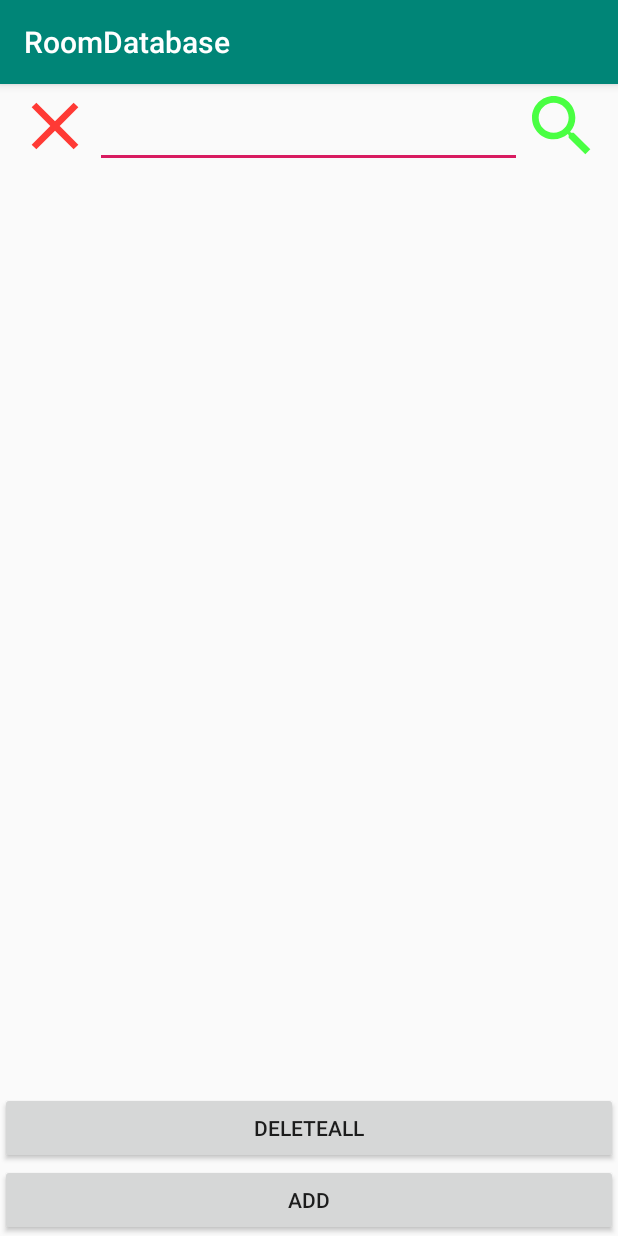
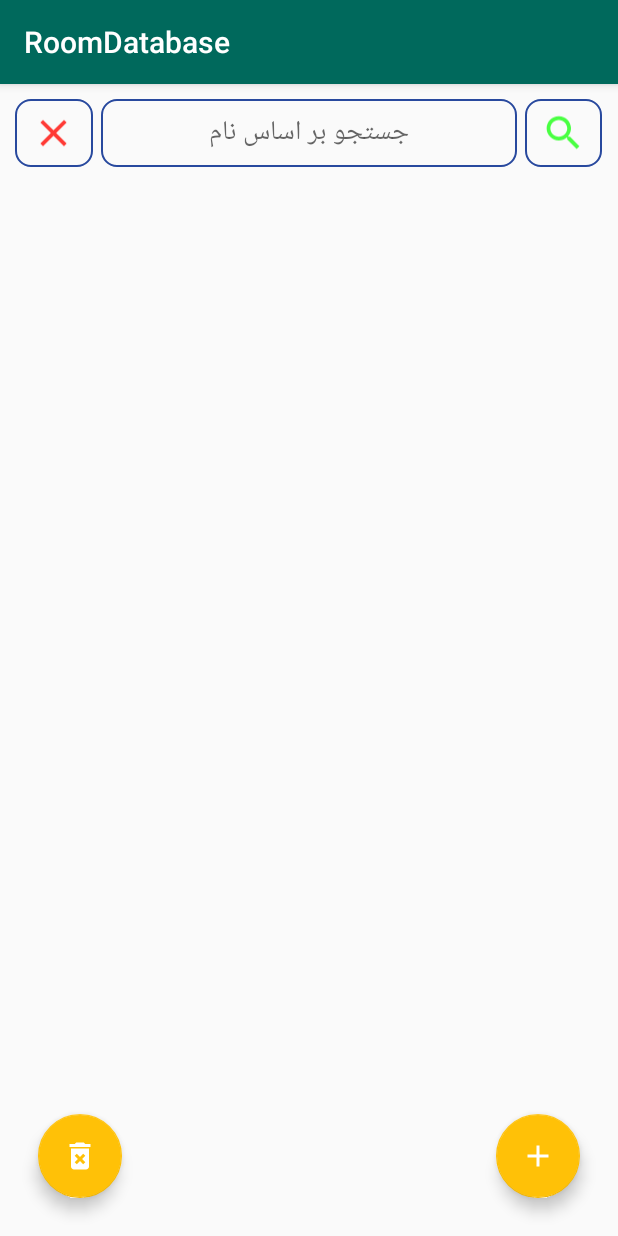
Before and after one commit to mosayeb-masoumi/RoomDatabase, an Android app: the screen it shows after launch (MainActivity), on a phone screen of 412 x 824 dp. Run offline under Robolectric (Android 15) with nearby library versions, the phone set to English and light mode, and no system bars; our stand-ins replace Room's generated code.

Commit message:
add some ui features

```diff
--- a/app/src/main/java/com/example/roomdatabase/Adapter.java
+++ b/app/src/main/java/com/example/roomdatabase/Adapter.java
@@ -59,7 +59,8 @@ public class Adapter extends RecyclerView.Adapter<Adapter.ViewHolder> {
            public void onClick(View view) {
 
                AlertDialog.Builder builder= new AlertDialog.Builder(context);
-               builder.setMessage(  "آیا مایلید برای حذف یا آپدیت"+ " "+personModels.get(position).getName());
+//               builder.setTitle("حذف یا آپدیت"+ " "+personModels.get(position).getName());
+               builder.setMessage("حذف یا آپدیت"+ " "+personModels.get(position).getName());
                builder.setPositiveButton("حذف", new DialogInterface.OnClickListener() {
                    @Override
                    public void onClick(DialogInterface dialogInterface, int i) {
--- a/app/src/main/java/com/example/roomdatabase/MainActivity.java
+++ b/app/src/main/java/com/example/roomdatabase/MainActivity.java
@@ -3,6 +3,7 @@ package com.example.roomdatabase;
 import android.arch.persistence.room.Room;
 import android.content.Context;
 import android.content.Intent;
+import android.support.design.widget.FloatingActionButton;
 import android.support.v7.app.AppCompatActivity;
 import android.os.Bundle;
 import android.support.v7.widget.LinearLayoutManager;
@@ -11,6 +12,7 @@ import android.view.View;
 import android.widget.Button;
 import android.widget.EditText;
 import android.widget.ImageView;
+import android.widget.RelativeLayout;
 import android.widget.Toast;
 
 import com.example.roomdatabase.database.AppDatabase;
@@ -26,20 +28,42 @@ public class MainActivity extends AppCompatActivity {
     Adapter adapter;
     List<PersonModel> personModel;
     Context context;
+    EditText edt_search;
+    RelativeLayout rl_cancel_search ,rl_search;
+    FloatingActionButton fab_add,fab_delete;
 
-    EditText edt_search;
-    ImageView img_search , img_cancel_search;
-
-    Button btn_add_Main , btn_deleteAll;
     @Override
     protected void onCreate(Bundle savedInstanceState) {
         super.onCreate(savedInstanceState);
         setContentView(R.layout.activity_main);
+        context=this;
+        init();
 
-        context=this;
+// to hidden FAB while swiping recyclerView
+        recyclerView.addOnScrollListener(new RecyclerView.OnScrollListener(){
+            @Override
+            public void onScrolled(RecyclerView recyclerView, int dx, int dy){
 
-        btn_add_Main=findViewById(R.id.btn_add_Main);
-        btn_add_Main.setOnClickListener(new View.OnClickListener() {
+                if (dy > 0 ||dy<0 && fab_add.isShown() && fab_delete.isShown()){
+                    fab_add.hide();
+                    fab_delete.hide();
+                }
+            }
+
+            @Override
+            public void onScrollStateChanged(RecyclerView recyclerView, int newState) {
+
+                if (newState == RecyclerView.SCROLL_STATE_IDLE){
+                    fab_add.show();
+                    fab_delete.show();
+                }
+                super.onScrollStateChanged(recyclerView, newState);
+            }
+        });
+
+
+
+        fab_add.setOnClickListener(new View.OnClickListener() {
             @Override
             public void onClick(View view) {
                 App.btnAddClickedMain = true;
@@ -48,50 +72,39 @@ public class MainActivity extends AppCompatActivity {
             }
         });
 
+        fab_delete.setOnClickListener(new View.OnClickListener() {
+            @Override
+            public void onClick(View view) {
+                db.personDao().deleteAll(personModel);
+                refreshList();
+            }
+        });
 
-//        recyclerView=findViewById(R.id.recyclerview);
 
         refreshList();
 
 
-
-        edt_search=findViewById(R.id.edt_search);
-        img_search=findViewById(R.id.imgSearch);
-         img_search.setOnClickListener(new View.OnClickListener() {
+         rl_search.setOnClickListener(new View.OnClickListener() {
              @Override
              public void onClick(View view) {
 
                  personModel = db.personDao().findProduct(edt_search.getText().toString());
-
                  adapter = new Adapter(db,personModel, context);
                  recyclerView.setAdapter(adapter);
-                 Toast.makeText(MainActivity.this, personModel.size() + " کارمند پیدا شد", Toast.LENGTH_SHORT).show();
+                 Toast.makeText(MainActivity.this, personModel.size() + " مورد پیدا شد", Toast.LENGTH_SHORT).show();
              }
          });
 
 
-         btn_deleteAll = findViewById(R.id.btn_deleteAll_Main);
-         btn_deleteAll.setOnClickListener(new View.OnClickListener() {
-             @Override
-             public void onClick(View view) {
-
-                 db.personDao().deleteAll(personModel);
-                 refreshList();
-        }
-         });
-
-
-
-         img_cancel_search=findViewById(R.id.img_cancel_search);
-         img_cancel_search.setOnClickListener(new View.OnClickListener() {
+        rl_cancel_search.setOnClickListener(new View.OnClickListener() {
              @Override
              public void onClick(View view) {
                  edt_search.setText("");
                  refreshList();
              }
          });
+    }
 
-    }
 
     public void refreshList() {
 
@@ -101,25 +114,20 @@ public class MainActivity extends AppCompatActivity {
 
         personModel = db.personDao().getAllPersons();
 
-        recyclerView=findViewById(R.id.recyclerview);
         recyclerView.setLayoutManager(new LinearLayoutManager(this));
         RecyclerView.LayoutManager layoutManager = new LinearLayoutManager(context);
         recyclerView.setLayoutManager(layoutManager);
         adapter=new Adapter(db,personModel , context);
         recyclerView.setAdapter(adapter);
-
     }
 
-//    public void updatePerson(int position) {
-//      Intent intent= new Intent(context,AddActivity.class);
-//      intent.putExtra("position",position);
-//
-//      startActivity(intent);
-//
-//    }
 
-
-
-
-
+    private void init() {
+        recyclerView=findViewById(R.id.recyclerview);
+        fab_add=findViewById(R.id.fab_Add);
+        fab_delete=findViewById(R.id.fab_delete);
+        edt_search=findViewById(R.id.edt_search);
+        rl_search=findViewById(R.id.rl_search);
+        rl_cancel_search=findViewById(R.id.rl_cancel_search);
+    }
 }
--- a/app/src/main/java/com/example/roomdatabase/database/AppDatabase.java
+++ b/app/src/main/java/com/example/roomdatabase/database/AppDatabase.java
@@ -3,12 +3,10 @@ package com.example.roomdatabase.database;
 import android.arch.persistence.room.Database;
 import android.arch.persistence.room.RoomDatabase;
 
-@Database(entities = {PersonModel.class} , version = 1)
+@Database(entities = {PersonModel.class} , version = 1 , exportSchema = false)
 public abstract class AppDatabase extends RoomDatabase {
 
     public abstract PersonDao personDao();
-
-
 
 
 //    private static AppDatabase INSTANCE;
--- /dev/null
+++ b/app/src/main/res/drawable/ic_add.xml
@@ -0,0 +1,5 @@
+<vector android:height="24dp" android:tint="#FFFFFF"
+    android:viewportHeight="24.0" android:viewportWidth="24.0"
+    android:width="24dp" xmlns:android="http://schemas.android.com/apk/res/android">
+    <path android:fillColor="#FF000000" android:pathData="M19,13h-6v6h-2v-6H5v-2h6V5h2v6h6v2z"/>
+</vector>
--- a/app/src/main/res/drawable/ic_clear.xml
+++ b/app/src/main/res/drawable/ic_clear.xml
@@ -1,5 +1,5 @@
-<vector android:height="16dp" android:tint="#FF3A35"
+<vector android:height="10dp" android:tint="#FF3A35"
     android:viewportHeight="24.0" android:viewportWidth="24.0"
-    android:width="16dp" xmlns:android="http://schemas.android.com/apk/res/android">
+    android:width="10dp" xmlns:android="http://schemas.android.com/apk/res/android">
     <path android:fillColor="#FF000000" android:pathData="M19,6.41L17.59,5 12,10.59 6.41,5 5,6.41 10.59,12 5,17.59 6.41,19 12,13.41 17.59,19 19,17.59 13.41,12z"/>
 </vector>
--- /dev/null
+++ b/app/src/main/res/drawable/ic_delete.xml
@@ -0,0 +1,5 @@
+<vector android:height="24dp" android:tint="#FFFFFF"
+    android:viewportHeight="24.0" android:viewportWidth="24.0"
+    android:width="24dp" xmlns:android="http://schemas.android.com/apk/res/android">
+    <path android:fillColor="#FF000000" android:pathData="M6,19c0,1.1 0.9,2 2,2h8c1.1,0 2,-0.9 2,-2L18,7L6,7v12zM8.46,11.88l1.41,-1.41L12,12.59l2.12,-2.12 1.41,1.41L13.41,14l2.12,2.12 -1.41,1.41L12,15.41l-2.12,2.12 -1.41,-1.41L10.59,14l-2.13,-2.12zM15.5,4l-1,-1h-5l-1,1L5,4v2h14L19,4z"/>
+</vector>
--- /dev/null
+++ b/app/src/main/res/drawable/shape.xml
@@ -0,0 +1,7 @@
+<?xml version="1.0" encoding="utf-8"?>
+<shape android:shape="rectangle"    xmlns:android="http://schemas.android.com/apk/res/android">
+
+    <corners android:radius="10dp" />
+    <stroke android:color="#28499E" android:width="1dp"/>
+
+</shape>
--- a/app/src/main/res/layout/activity_main.xml
+++ b/app/src/main/res/layout/activity_main.xml
@@ -1,7 +1,6 @@
 <?xml version="1.0" encoding="utf-8"?>
 <RelativeLayout
     xmlns:android="http://schemas.android.com/apk/res/android"
-    xmlns:app="http://schemas.android.com/apk/res-auto"
     xmlns:tools="http://schemas.android.com/tools"
     android:layout_width="match_parent"
     android:layout_height="match_parent"
@@ -10,52 +9,84 @@
     <LinearLayout
         android:layout_width="match_parent"
         android:id="@+id/ll_search"
+        android:layout_marginTop="10dp"
         android:paddingEnd="10dp"
+        android:layout_marginBottom="5dp"
         android:paddingStart="10dp"
         android:orientation="horizontal"
-        android:layout_height="56dp">
+        android:layout_height="45dp">
 
-        <ImageView
+        <RelativeLayout
             android:layout_width="0dp"
             android:layout_weight="0.15"
-            android:layout_height="56dp"
-            android:src="@drawable/ic_clear"
-            android:id="@+id/img_cancel_search"/>
+            android:background="@drawable/shape"
+            android:id="@+id/rl_cancel_search"
+            android:layout_height="match_parent">
+            <ImageView
+                android:layout_width="30dp"
+                android:layout_centerHorizontal="true"
+                android:layout_height="match_parent"
+                android:src="@drawable/ic_clear" />
+        </RelativeLayout>
+
 
         <EditText
             android:layout_width="0dp"
             android:layout_height="match_parent"
             android:id="@+id/edt_search"
+            android:gravity="center"
+            android:hint="جستجو بر اساس نام"
+            android:layout_marginEnd="5dp"
+            android:layout_marginStart="5dp"
+            android:background="@drawable/shape"
             android:layout_weight=".8"/>
 
-        <ImageView
+        <RelativeLayout
             android:layout_width="0dp"
             android:layout_weight="0.15"
-            android:layout_height="56dp"
-            android:src="@drawable/ic_search"
-            android:id="@+id/imgSearch"/>
+            android:id="@+id/rl_search"
+            android:background="@drawable/shape"
+            android:layout_height="match_parent">
+            <ImageView
+                android:layout_width="30dp"
+                android:layout_height="match_parent"
+                android:layout_centerHorizontal="true"
+                android:src="@drawable/ic_search" />
+        </RelativeLayout>
+
 
     </LinearLayout>
 
     <android.support.v7.widget.RecyclerView
         android:layout_width="match_parent"
         android:id="@+id/recyclerview"
+        android:layout_margin="10dp"
+        android:background="@drawable/shape"
         android:layout_below="@+id/ll_search"
         android:layout_height="wrap_content">
 
     </android.support.v7.widget.RecyclerView>
 
-    <Button
-        android:id="@+id/btn_deleteAll_Main"
-        android:layout_width="match_parent"
+
+    <android.support.design.widget.FloatingActionButton
+        android:layout_width="wrap_content"
         android:layout_height="wrap_content"
-        android:text="DeleteAll"
-        android:layout_above="@+id/btn_add_Main"/>
-    <Button
-        android:id="@+id/btn_add_Main"
-        android:layout_width="match_parent"
+        android:layout_alignParentBottom="true"
+        android:layout_marginEnd="25dp"
+        android:id="@+id/fab_Add"
+        android:src="@drawable/ic_add"
+        android:layout_marginBottom="25dp"
+        android:layout_alignParentEnd="true"/>
+
+
+    <android.support.design.widget.FloatingActionButton
+        android:layout_width="wrap_content"
         android:layout_height="wrap_content"
-        android:text="Add"
-        android:layout_alignParentBottom="true"/>
+        android:layout_alignParentBottom="true"
+        android:layout_marginStart="25dp"
+        android:id="@+id/fab_delete"
+        android:src="@drawable/ic_delete"
+        android:layout_marginBottom="25dp"
+        />
 
 </RelativeLayout>
--- a/app/src/main/res/values/colors.xml
+++ b/app/src/main/res/values/colors.xml
@@ -1,6 +1,6 @@
 <?xml version="1.0" encoding="utf-8"?>
 <resources>
-    <color name="colorPrimary">#008577</color>
-    <color name="colorPrimaryDark">#00574B</color>
-    <color name="colorAccent">#D81B60</color>
+    <color name="colorPrimary">#00695C</color>
+    <color name="colorPrimaryDark">#004D40</color>
+    <color name="colorAccent">#FFC107</color>
 </resources>
```
Also changed, not shown: app/src/main/java/com/example/roomdatabase/AddActivity.java (+17 -5 lines), app/src/main/res/drawable/bg_button.xml (added, +11 -0 lines), app/src/main/res/layout/activity_add.xml (+51 -18 lines), app/src/main/res/layout/row.xml (+5 -2 lines).
